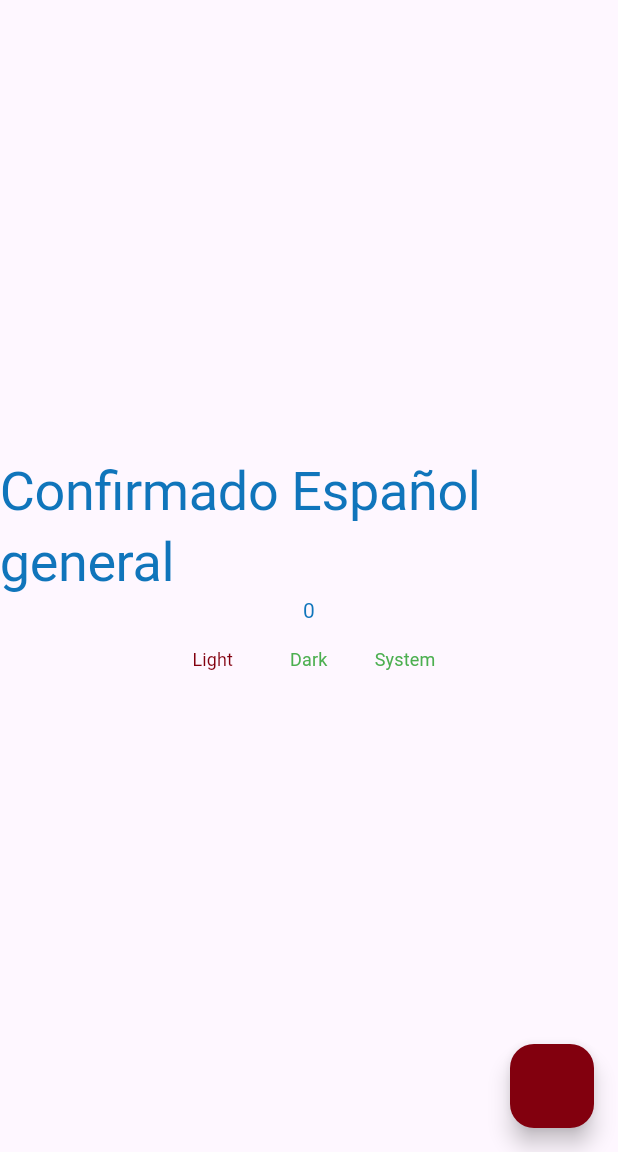
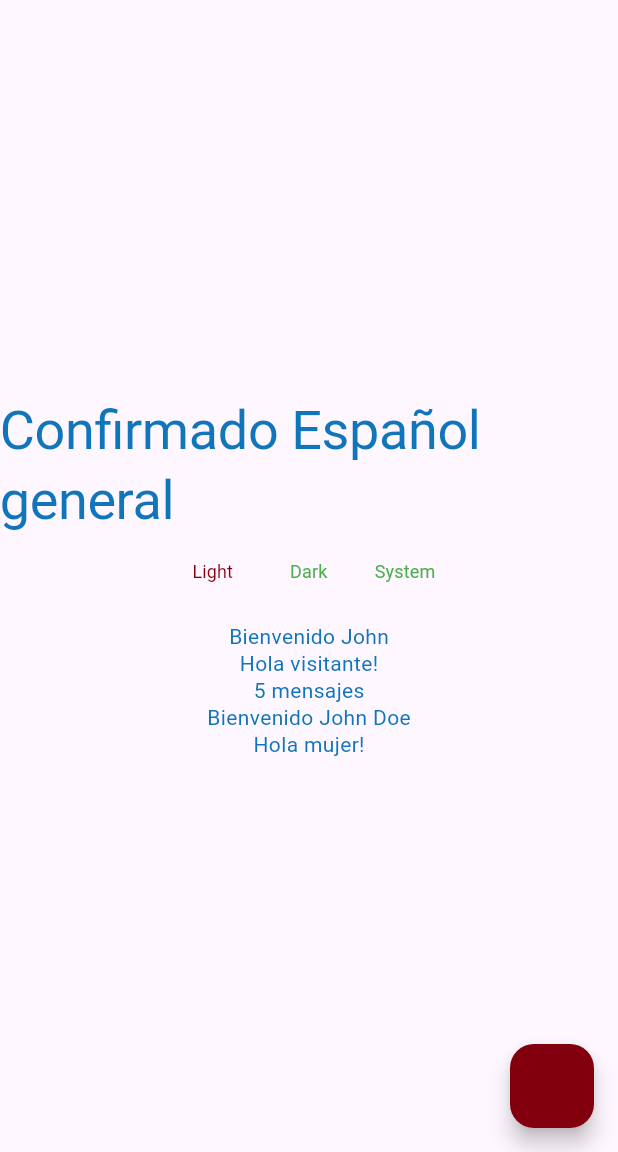
Before and after one commit to eliomacrosales/Flutter-Theme, a Flutter app: the screen it shows after launch, on a phone screen of 412 x 824 dp, the part 84-1236 px from its top. Run offline on Flutter 3.47's test engine with Material 3 defaults, Android fonts, the phone set to English and light mode, and no system bars.

Commit message:
add region internalization + paramers

```diff
--- a/lib/config/localization/l10n/intl_es.arb
+++ b/lib/config/localization/l10n/intl_es.arb
@@ -1,6 +1,7 @@
 {
   "pageHomeConfirm": "Confirmado Español general",
   "pageHomeWelcome": "Bienvenido {name}",
+  "pageHomeWelcomeFullName": "Bienvenido {lastName} {firstName}",
   "pageHomeWelcomeGender": "{gender, select, male {Hola hombre!} female {Hola mujer!} other {Hola otro!}}",
   "pageHomeWelcomeRole": "{role, select, admin {Hola administrado!} manager {Hola manager!} other {Hola visitante!}}",
   "pageNotificationsCount": "{howMany, plural, one{1 mensaje} other{{howMany} mensajes}}"
--- a/lib/config/localization/l10n/intl_es_CR.arb
+++ b/lib/config/localization/l10n/intl_es_CR.arb
@@ -1,6 +1,7 @@
 {
   "pageHomeConfirm": "Confirmado Costa Rica",
   "pageHomeWelcome": "Bienvenido {name}",
+  "pageHomeWelcomeFullName": "Bienvenido {lastName} {firstName}",
   "pageHomeWelcomeGender": "{gender, select, male {Hola hombre!} female {Hola mujer!} other {Hola otro!}}",
   "pageHomeWelcomeRole": "{role, select, admin {Hola administrado!} manager {Hola manager!} other {Hola visitante!}}",
   "pageNotificationsCount": "{howMany, plural, one{1 mensaje} other{{howMany} mensajes}}"
--- a/lib/config/localization/l10n/intl_es_PA.arb
+++ b/lib/config/localization/l10n/intl_es_PA.arb
@@ -1,6 +1,7 @@
 {
   "pageHomeConfirm": "Confirmado Panama",
   "pageHomeWelcome": "Bienvenido {name}",
+  "pageHomeWelcomeFullName": "Bienvenido {lastName} {firstName}",
   "pageHomeWelcomeGender": "{gender, select, male {Hola hombre!} female {Hola mujer!} other {Hola otro!}}",
   "pageHomeWelcomeRole": "{role, select, admin {Hola administrado!} manager {Hola manager!} other {Hola visitante!}}",
   "pageNotificationsCount": "{howMany, plural, one{1 mensaje} other{{howMany} mensajes}}"
--- a/lib/main.dart
+++ b/lib/main.dart
@@ -78,7 +78,6 @@ class _MyHomePageState extends State<MyHomePage> {
                  AppLocalizations.current.pageHomeConfirm,
                  style: context.theme.textTheme.displayLarge
             ),
-            Text('$_counter'),
             Row(
               mainAxisAlignment: MainAxisAlignment.center,
               children: [
@@ -97,7 +96,14 @@ class _MyHomePageState extends State<MyHomePage> {
                   child: const Text('System'),
                 ),
               ],
-            )
+            ),
+            const SizedBox(height: 10),
+            Text( AppLocalizations.current.pageHomeWelcome("John")),
+            Text( AppLocalizations.current.pageHomeWelcomeRole("other")),
+            Text( AppLocalizations.current.pageNotificationsCount(5)),
+            Text( AppLocalizations.current.pageHomeWelcomeFullName("John", "Doe")),
+            /// otra forma de llamar la internalizacion
+            Text( AppLocalizations.of(context).pageHomeWelcomeGender("female")),
           ],
         ),
       ),
```
Also changed, not shown: lib/config/localization/generated/intl/messages_es.dart, lib/config/localization/generated/intl/messages_es_CR.dart, lib/config/localization/generated/intl/messages_es_PA.dart, lib/config/localization/generated/l10n.dart.
